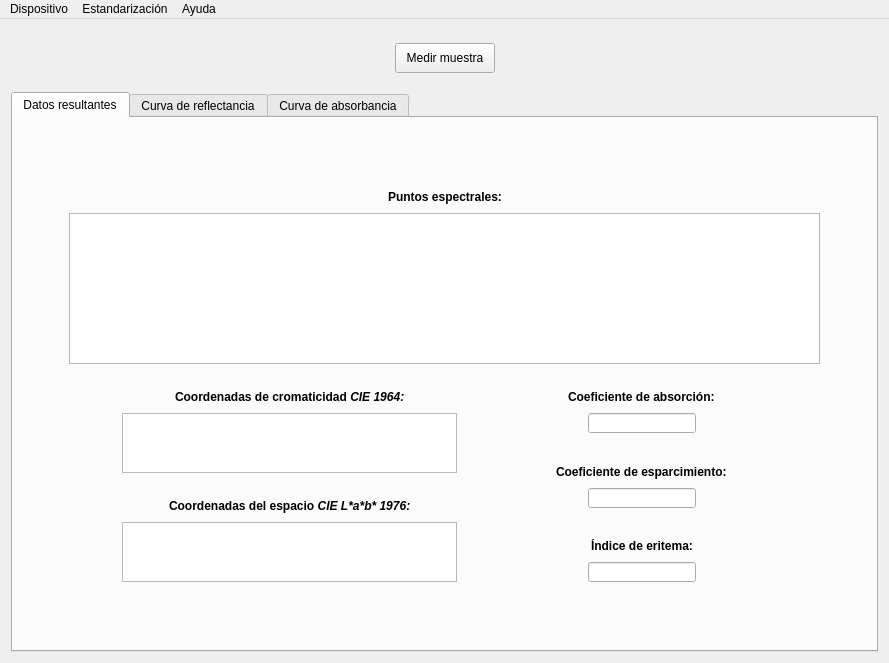
Before: the Qt Designer form mainwindow.ui in Gabnz/Spectrasoft, drawn with Qt 5.
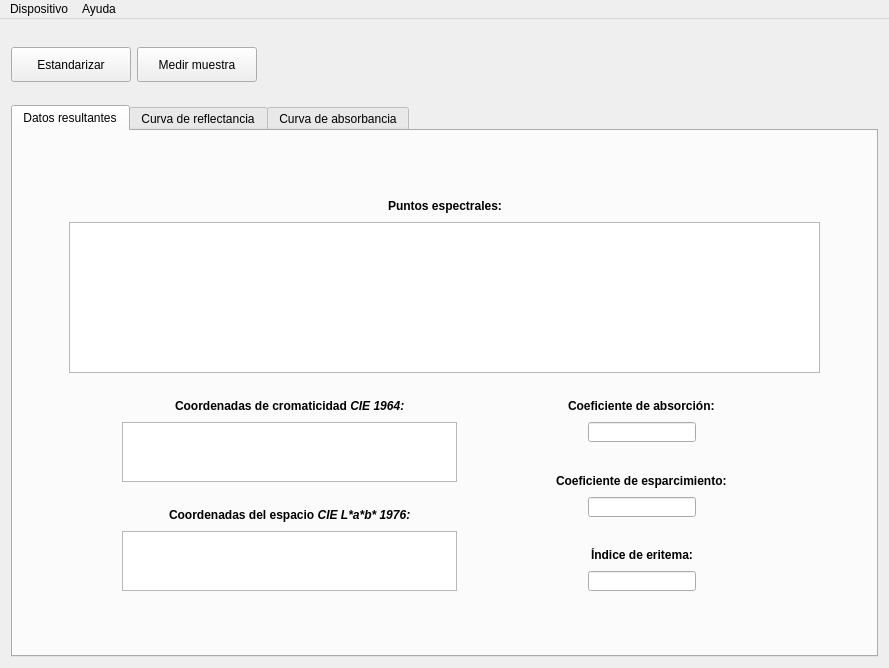
After: the same form once the commit is applied. Icons and pictures are not drawn. Custom widgets are drawn as their Qt base class.

What changed in the file:
```diff
--- a/mainwindow.ui
+++ b/mainwindow.ui
@@ -7,7 +7,7 @@
     <x>0</x>
     <y>0</y>
     <width>887</width>
-    <height>663</height>
+    <height>668</height>
    </rect>
   </property>
   <property name="windowTitle">
@@ -23,23 +23,102 @@
      <layout class="QVBoxLayout" name="verticalLayout_2">
       <item>
        <layout class="QGridLayout" name="gridLayout">
+        <item row="0" column="0">
+         <spacer name="verticalSpacer_9">
+          <property name="orientation">
+           <enum>Qt::Vertical</enum>
+          </property>
+          <property name="sizeHint" stdset="0">
+           <size>
+            <width>20</width>
+            <height>13</height>
+           </size>
+          </property>
+         </spacer>
+        </item>
+        <item row="0" column="1">
+         <spacer name="verticalSpacer_2">
+          <property name="orientation">
+           <enum>Qt::Vertical</enum>
+          </property>
+          <property name="sizeType">
+           <enum>QSizePolicy::Fixed</enum>
+          </property>
+          <property name="sizeHint" stdset="0">
+           <size>
+            <width>20</width>
+            <height>13</height>
+           </size>
+          </property>
+         </spacer>
+        </item>
+        <item row="1" column="0">
+         <widget class="QPushButton" name="btnEstandarizar">
+          <property name="minimumSize">
+           <size>
+            <width>120</width>
+            <height>35</height>
+           </size>
+          </property>
+          <property name="maximumSize">
+           <size>
+            <width>120</width>
+            <height>35</height>
+           </size>
+          </property>
+          <property name="font">
+           <font>
+            <stylestrategy>PreferDefault</stylestrategy>
+           </font>
+          </property>
+          <property name="text">
+           <string>Estandarizar</string>
+          </property>
+          <property name="icon">
+           <iconset resource="recursos.qrc">
+            <normaloff>:/img/blanco_negro_small.png</normaloff>:/img/blanco_negro_small.png</iconset>
+          </property>
+          <property name="iconSize">
+           <size>
+            <width>20</width>
+            <height>20</height>
+           </size>
+          </property>
+          <property name="default">
+           <bool>false</bool>
+          </property>
+          <property name="flat">
+           <bool>false</bool>
+          </property>
+         </widget>
+        </item>
         <item row="1" column="1">
          <widget class="QPushButton" name="btnMedir">
           <property name="minimumSize">
            <size>
-            <width>100</width>
-            <height>30</height>
+            <width>120</width>
+            <height>35</height>
            </size>
           </property>
           <property name="maximumSize">
            <size>
-            <width>100</width>
-            <height>30</height>
+            <width>120</width>
+            <height>35</height>
            </size>
           </property>
           <property name="text">
            <string>Medir muestra</string>
           </property>
+          <property name="icon">
+           <iconset resource="recursos.qrc">
+            <normaloff>:/img/logo_small.png</normaloff>:/img/logo_small.png</iconset>
+          </property>
+          <property name="iconSize">
+           <size>
+            <width>20</width>
+            <height>20</height>
+           </size>
+          </property>
          </widget>
         </item>
         <item row="1" column="2">
@@ -52,12 +131,25 @@
           </property>
           <property name="sizeHint" stdset="0">
            <size>
-            <width>60</width>
+            <width>13</width>
             <height>20</height>
            </size>
           </property>
          </spacer>
         </item>
+        <item row="2" column="0">
+         <spacer name="verticalSpacer_10">
+          <property name="orientation">
+           <enum>Qt::Vertical</enum>
+          </property>
+          <property name="sizeHint" stdset="0">
+           <size>
+            <width>20</width>
+            <height>13</height>
+           </size>
+          </property>
+         </spacer>
+        </item>
         <item row="2" column="1">
          <spacer name="verticalSpacer">
           <property name="orientation">
@@ -74,38 +166,6 @@
           </property>
          </spacer>
         </item>
-        <item row="1" column="0">
-         <spacer name="horizontalSpacer_2">
-          <property name="orientation">
-           <enum>Qt::Horizontal</enum>
-          </property>
-          <property name="sizeType">
-           <enum>QSizePolicy::Expanding</enum>
-          </property>
-          <property name="sizeHint" stdset="0">
-           <size>
-            <width>60</width>
-            <height>20</height>
-           </size>
-          </property>
-         </spacer>
-        </item>
-        <item row="0" column="1">
-         <spacer name="verticalSpacer_2">
-          <property name="orientation">
-           <enum>Qt::Vertical</enum>
-          </property>
-          <property name="sizeType">
-           <enum>QSizePolicy::Fixed</enum>
-          </property>
-          <property name="sizeHint" stdset="0">
-           <size>
-            <width>20</width>
-            <height>13</height>
-           </size>
-          </property>
-         </spacer>
-        </item>
        </layout>
       </item>
       <item>
@@ -888,13 +948,6 @@
     <addaction name="separator"/>
     <addaction name="actionSalir"/>
    </widget>
-   <widget class="QMenu" name="menuEstandarizacion">
-    <property name="title">
-     <string>Estandarización</string>
-    </property>
-    <addaction name="actionEstandarizar_Negro"/>
-    <addaction name="actionEstandarizar_Blanco"/>
-   </widget>
    <widget class="QMenu" name="menuAyuda">
     <property name="title">
      <string>Ayuda</string>
@@ -902,7 +955,6 @@
     <addaction name="actionAcerca_de"/>
    </widget>
    <addaction name="menuDispositivo"/>
-   <addaction name="menuEstandarizacion"/>
    <addaction name="menuAyuda"/>
   </widget>
   <action name="actionConectar">
```
Left out of the diff: 10 changed lines with no effect on the pictures.
